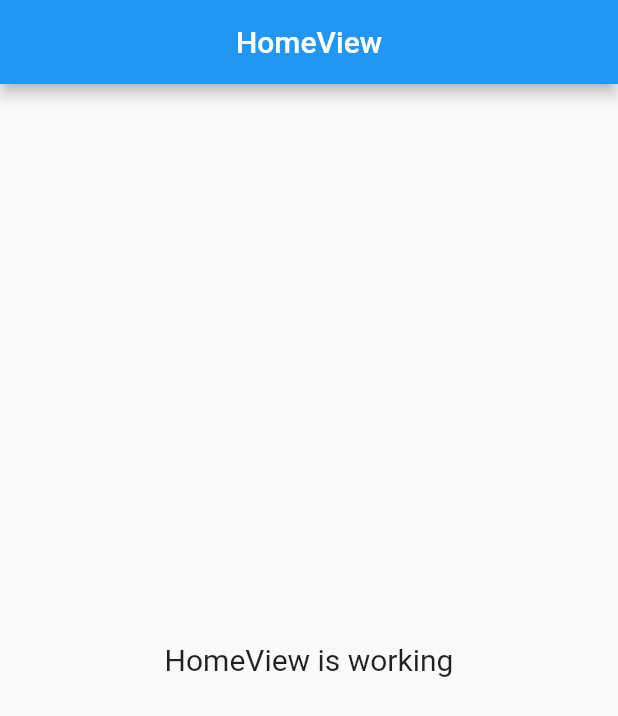
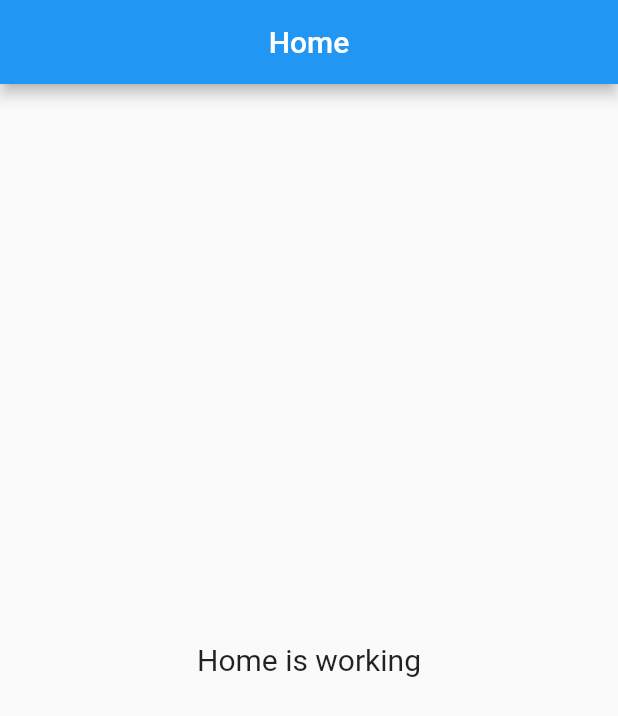
Before and after one commit to Dapi45/app_mobile, a Flutter app: the screen it shows after launch, on a phone screen of 412 x 824 dp. Shown: the top 716 px of the screen. Run offline on Flutter 3.47's test engine with Material 2 defaults, Android fonts, the phone set to English and light mode, and no system bars; our stand-ins replace get.

Commit message:
ganti judul

```diff
--- a/lib/app/modules/home/views/home_view.dart
+++ b/lib/app/modules/home/views/home_view.dart
@@ -10,12 +10,12 @@ class HomeView extends GetView<HomeController> {
   Widget build(BuildContext context) {
     return Scaffold(
       appBar: AppBar(
-        title: const Text('HomeView'),
+        title: const Text('Home'),
         centerTitle: true,
       ),
       body: Center(
         child: Text(
-          'HomeView is working',
+          'Home is working',
           style: TextStyle(fontSize: 20),
         ),
       ),
```
Also changed, not shown: pubspec.lock.
